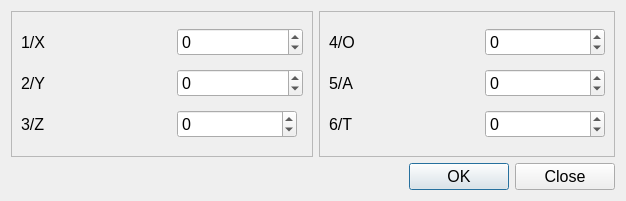
Above: tpointdialog.ui from GolubevMA/RobotConnection before the change. Below: the same form after it.
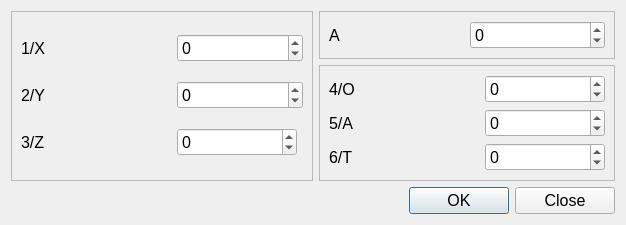
That is the form after the change.

```diff
--- a/tpointdialog.ui
+++ b/tpointdialog.ui
@@ -6,8 +6,8 @@
    <rect>
     <x>0</x>
     <y>0</y>
-    <width>622</width>
-    <height>201</height>
+    <width>626</width>
+    <height>221</height>
    </rect>
   </property>
   <property name="font">
@@ -18,8 +18,10 @@
   <property name="windowTitle">
    <string>Dialog</string>
   </property>
-  <layout class="QGridLayout" name="gridLayout">
-   <item row="0" column="0">
+  <layout class="QVBoxLayout" name="verticalLayout_2">
+   <item>
+    <layout class="QHBoxLayout" name="horizontalLayout_3">
+     <item>
     <widget class="QFrame" name="frame_XYZ">
      <property name="frameShape">
       <enum>QFrame::StyledPanel</enum>
@@ -130,7 +132,44 @@
      </layout>
     </widget>
    </item>
-   <item row="0" column="1">
+     <item>
+      <layout class="QVBoxLayout" name="verticalLayout">
+       <item>
+        <widget class="QFrame" name="frame_angle">
+         <property name="frameShape">
+          <enum>QFrame::StyledPanel</enum>
+         </property>
+         <property name="frameShadow">
+          <enum>QFrame::Raised</enum>
+         </property>
+         <layout class="QHBoxLayout" name="horizontalLayout_2">
+          <item>
+           <widget class="QLabel" name="label_7">
+            <property name="text">
+             <string>A</string>
+            </property>
+           </widget>
+          </item>
+          <item>
+           <widget class="QSpinBox" name="spinBox_Angle">
+            <property name="minimumSize">
+             <size>
+              <width>120</width>
+              <height>0</height>
+             </size>
+            </property>
+            <property name="minimum">
+             <number>-360</number>
+            </property>
+            <property name="maximum">
+             <number>360</number>
+            </property>
+           </widget>
+          </item>
+         </layout>
+        </widget>
+       </item>
+       <item>
     <widget class="QFrame" name="frame_OAT">
      <property name="frameShape">
       <enum>QFrame::StyledPanel</enum>
@@ -244,10 +283,30 @@
         </property>
        </widget>
       </item>
+          <item row="3" column="0">
+           <spacer name="verticalSpacer">
+            <property name="orientation">
+             <enum>Qt::Vertical</enum>
+            </property>
+            <property name="sizeType">
+             <enum>QSizePolicy::Preferred</enum>
+            </property>
+            <property name="sizeHint" stdset="0">
+             <size>
+              <width>20</width>
+              <height>40</height>
+             </size>
+            </property>
+           </spacer>
+          </item>
      </layout>
     </widget>
    </item>
-   <item row="1" column="0" colspan="2">
+      </layout>
+     </item>
+    </layout>
+   </item>
+   <item>
     <layout class="QHBoxLayout" name="horizontalLayout">
      <item>
       <spacer name="horizontalSpacer">
```
Left out of the diff: 46 changed lines with no effect on the pictures. Lines whose indentation alone changed are shown as unchanged.
